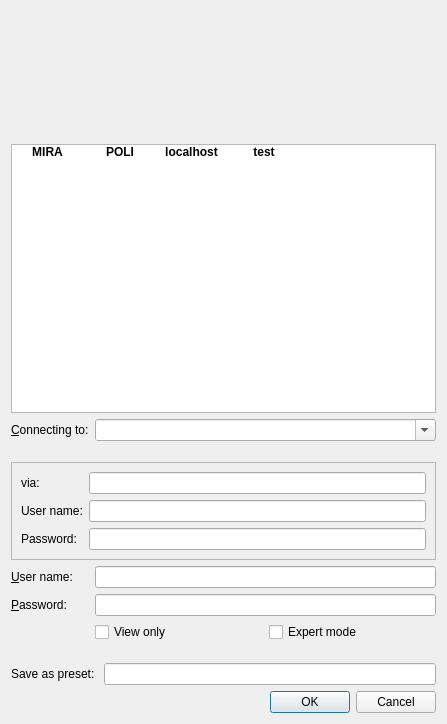
Qt form nicos/clients/gui/dialogs/auth.ui (mlz-ictrl/nicos) before a commit.
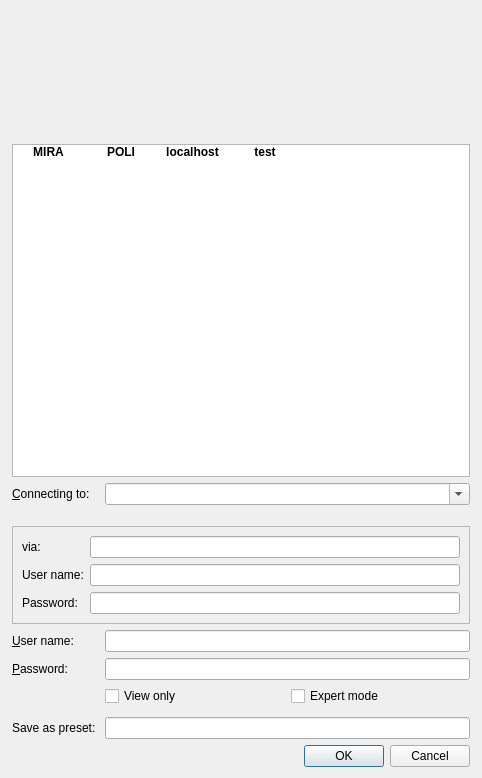
The same form after that commit. Icons and pictures are not drawn.

Commit message:
GUI: Refactor authentication dialog
The arrangement of the GUI element has been changed (more layouts less
widgets). This enables to reuse this dialog at the MGML without a
special UI file.

Diff of the .ui file:
```diff
--- a/nicos/clients/gui/dialogs/auth.ui
+++ b/nicos/clients/gui/dialogs/auth.ui
@@ -6,8 +6,8 @@
    <rect>
     <x>0</x>
     <y>0</y>
-    <width>447</width>
-    <height>724</height>
+    <width>482</width>
+    <height>778</height>
    </rect>
   </property>
   <property name="sizePolicy">
@@ -26,175 +26,160 @@
    <bool>true</bool>
   </property>
   <layout class="QGridLayout" name="gridLayout_3">
-   <item row="0" column="0">
-    <spacer name="verticalSpacer_4">
+   <item row="1" column="3">
+    <spacer name="horizontalSpacerRight">
      <property name="orientation">
-      <enum>Qt::Vertical</enum>
+      <enum>Qt::Horizontal</enum>
      </property>
      <property name="sizeType">
-      <enum>QSizePolicy::Fixed</enum>
+      <enum>QSizePolicy::Minimum</enum>
      </property>
      <property name="sizeHint" stdset="0">
       <size>
-       <width>20</width>
-       <height>10</height>
+       <width>1</width>
+       <height>1</height>
       </size>
      </property>
     </spacer>
-   </item>
-   <item row="4" column="1">
-    <widget class="QComboBox" name="presetOrAddr">
-     <property name="font">
-      <font>
-       <bold>true</bold>
-      </font>
-     </property>
-     <property name="editable">
-      <bool>true</bool>
-     </property>
-    </widget>
-   </item>
-   <item row="8" column="0">
-    <widget class="QLabel" name="label_2">
-     <property name="text">
-      <string>&amp;Password:</string>
-     </property>
-     <property name="buddy">
-      <cstring>password</cstring>
-     </property>
-    </widget>
-   </item>
-   <item row="4" column="0">
-    <widget class="QLabel" name="label_3">
-     <property name="text">
-      <string>&amp;Connecting to:</string>
-     </property>
-     <property name="buddy">
-      <cstring>presetOrAddr</cstring>
-     </property>
-    </widget>
-   </item>
-   <item row="5" column="0">
-    <spacer name="verticalSpacer">
-     <property name="orientation">
-      <enum>Qt::Vertical</enum>
-     </property>
-     <property name="sizeType">
-      <enum>QSizePolicy::Fixed</enum>
-     </property>
-     <property name="sizeHint" stdset="0">
-      <size>
-       <width>20</width>
-       <height>15</height>
-      </size>
-     </property>
-    </spacer>
-   </item>
-   <item row="6" column="0" colspan="2">
-    <widget class="QFrame" name="viaFrame">
-     <property name="enabled">
-      <bool>true</bool>
-     </property>
-     <property name="frameShape">
-      <enum>QFrame::StyledPanel</enum>
-     </property>
-     <property name="frameShadow">
-      <enum>QFrame::Plain</enum>
-     </property>
-     <property name="lineWidth">
-      <number>0</number>
-     </property>
-     <layout class="QGridLayout" name="gridLayout">
-      <item row="0" column="0">
-       <widget class="QLabel" name="via">
-        <property name="enabled">
-         <bool>true</bool>
-        </property>
-        <property name="text">
-         <string>via:</string>
-        </property>
-       </widget>
-      </item>
-      <item row="0" column="1">
-       <widget class="QLineEdit" name="remoteHost">
-        <property name="enabled">
-         <bool>true</bool>
-        </property>
-       </widget>
       </item>
       <item row="1" column="0">
-       <widget class="QLabel" name="remoteUser">
-        <property name="enabled">
-         <bool>true</bool>
-        </property>
-        <property name="text">
-         <string>User name:</string>
-        </property>
-       </widget>
-      </item>
-      <item row="1" column="1">
-       <widget class="QLineEdit" name="remoteUserName">
-        <property name="enabled">
+    <spacer name="horizontalSpacerLeft">
+     <property name="orientation">
+      <enum>Qt::Horizontal</enum>
+     </property>
+     <property name="sizeType">
+      <enum>QSizePolicy::Minimum</enum>
+     </property>
+     <property name="sizeHint" stdset="0">
+      <size>
+       <width>1</width>
+       <height>1</height>
+      </size>
+     </property>
+    </spacer>
+   </item>
+   <item row="1" column="1" rowspan="2" colspan="2">
+    <layout class="QVBoxLayout" name="verticalLayout">
+     <item>
+      <widget class="QWidget" name="widget" native="true">
+       <property name="minimumSize">
+        <size>
+         <width>0</width>
+         <height>0</height>
+        </size>
+       </property>
+       <layout class="QHBoxLayout" name="horizontalLayout" stretch="0,121,186,0">
+        <item>
+         <spacer name="horizontalSpacer_2">
+          <property name="orientation">
+           <enum>Qt::Horizontal</enum>
+          </property>
+          <property name="sizeHint" stdset="0">
+           <size>
+            <width>40</width>
+            <height>20</height>
+           </size>
+          </property>
+         </spacer>
+        </item>
+        <item>
+         <widget class="QLabel" name="logoLabel">
+          <property name="sizePolicy">
+           <sizepolicy hsizetype="MinimumExpanding" vsizetype="Ignored">
+            <horstretch>0</horstretch>
+            <verstretch>0</verstretch>
+           </sizepolicy>
+          </property>
+          <property name="minimumSize">
+           <size>
+            <width>144</width>
+            <height>84</height>
+           </size>
+          </property>
+          <property name="maximumSize">
+           <size>
+            <width>144</width>
+            <height>84</height>
+           </size>
+          </property>
+          <property name="text">
+           <string/>
+          </property>
+          <property name="pixmap">
+           <pixmap resource="../../../../resources/nicos-gui.qrc">:/mlz-logo-auth</pixmap>
+          </property>
+          <property name="scaledContents">
          <bool>true</bool>
         </property>
-       </widget>
-      </item>
-      <item row="2" column="0">
-       <widget class="QLabel" name="remotePass">
-        <property name="enabled">
-         <bool>true</bool>
-        </property>
+          <property name="alignment">
+           <set>Qt::AlignRight|Qt::AlignTrailing|Qt::AlignVCenter</set>
+          </property>
+         </widget>
+        </item>
+        <item>
+         <widget class="QLabel" name="nicosLabel">
+          <property name="sizePolicy">
+           <sizepolicy hsizetype="MinimumExpanding" vsizetype="Ignored">
+            <horstretch>0</horstretch>
+            <verstretch>0</verstretch>
+           </sizepolicy>
+          </property>
+          <property name="minimumSize">
+           <size>
+            <width>200</width>
+            <height>84</height>
+           </size>
+          </property>
+          <property name="maximumSize">
+           <size>
+            <width>200</width>
+            <height>84</height>
+           </size>
+          </property>
         <property name="text">
-         <string>Password:</string>
-        </property>
-       </widget>
-      </item>
-      <item row="2" column="1">
-       <widget class="QLineEdit" name="remotePassword">
-        <property name="enabled">
-         <bool>true</bool>
-        </property>
-        <property name="echoMode">
-         <enum>QLineEdit::Password</enum>
-        </property>
-       </widget>
+           <string/>
+          </property>
+          <property name="pixmap">
+           <pixmap resource="../../../../resources/nicos-gui.qrc">:/nicos-logo</pixmap>
+          </property>
+          <property name="scaledContents">
+           <bool>true</bool>
+          </property>
+         </widget>
+        </item>
+        <item>
+         <spacer name="horizontalSpacer">
+          <property name="orientation">
+           <enum>Qt::Horizontal</enum>
+          </property>
+          <property name="sizeHint" stdset="0">
+           <size>
+            <width>40</width>
+            <height>20</height>
+           </size>
+          </property>
+         </spacer>
       </item>
      </layout>
     </widget>
    </item>
-   <item row="8" column="1">
-    <widget class="QLineEdit" name="password">
-     <property name="inputMask">
-      <string/>
-     </property>
-     <property name="text">
-      <string/>
-     </property>
-     <property name="echoMode">
-      <enum>QLineEdit::Password</enum>
-     </property>
-    </widget>
-   </item>
-   <item row="7" column="1">
-    <widget class="QLineEdit" name="userName">
-     <property name="font">
-      <font>
-       <bold>true</bold>
-      </font>
-     </property>
-    </widget>
-   </item>
-   <item row="12" column="0" colspan="2">
-    <widget class="QDialogButtonBox" name="buttonBox">
+     <item>
+      <spacer name="verticalSpacer_3">
      <property name="orientation">
-      <enum>Qt::Horizontal</enum>
-     </property>
-     <property name="standardButtons">
-      <set>QDialogButtonBox::Cancel|QDialogButtonBox::Ok</set>
-     </property>
-    </widget>
-   </item>
-   <item row="3" column="0" colspan="2">
+        <enum>Qt::Vertical</enum>
+       </property>
+       <property name="sizeType">
+        <enum>QSizePolicy::Fixed</enum>
+       </property>
+       <property name="sizeHint" stdset="0">
+        <size>
+         <width>20</width>
+         <height>15</height>
+        </size>
+       </property>
+      </spacer>
+     </item>
+     <item>
     <widget class="QListWidget" name="quickList">
      <property name="sizePolicy">
       <sizepolicy hsizetype="Expanding" vsizetype="MinimumExpanding">
@@ -275,8 +260,70 @@
      </item>
     </widget>
    </item>
-   <item row="7" column="0">
+     <item>
+      <layout class="QGridLayout" name="gridLayout_2" columnstretch="0,10,10">
+       <property name="sizeConstraint">
+        <enum>QLayout::SetDefaultConstraint</enum>
+       </property>
+       <item row="4" column="1" colspan="2">
+        <widget class="QLineEdit" name="password">
+         <property name="sizePolicy">
+          <sizepolicy hsizetype="Expanding" vsizetype="Fixed">
+           <horstretch>0</horstretch>
+           <verstretch>0</verstretch>
+          </sizepolicy>
+         </property>
+         <property name="inputMask">
+          <string/>
+         </property>
+         <property name="text">
+          <string/>
+         </property>
+         <property name="echoMode">
+          <enum>QLineEdit::Password</enum>
+         </property>
+        </widget>
+       </item>
+       <item row="6" column="1">
+        <spacer name="verticalSpacer_5">
+         <property name="orientation">
+          <enum>Qt::Vertical</enum>
+         </property>
+         <property name="sizeType">
+          <enum>QSizePolicy::Fixed</enum>
+         </property>
+         <property name="sizeHint" stdset="0">
+          <size>
+           <width>20</width>
+           <height>5</height>
+          </size>
+         </property>
+        </spacer>
+       </item>
+       <item row="0" column="0">
+        <widget class="QLabel" name="label_3">
+         <property name="sizePolicy">
+          <sizepolicy hsizetype="Minimum" vsizetype="Preferred">
+           <horstretch>0</horstretch>
+           <verstretch>0</verstretch>
+          </sizepolicy>
+         </property>
+         <property name="text">
+          <string>&amp;Connecting to:</string>
+         </property>
+         <property name="buddy">
+          <cstring>presetOrAddr</cstring>
+         </property>
+        </widget>
+       </item>
+       <item row="3" column="0">
     <widget class="QLabel" name="label">
+         <property name="sizePolicy">
+          <sizepolicy hsizetype="Minimum" vsizetype="Preferred">
+           <horstretch>0</horstretch>
+           <verstretch>0</verstretch>
+          </sizepolicy>
+         </property>
      <property name="text">
       <string>&amp;User name:</string>
      </property>
@@ -285,48 +332,174 @@
      </property>
     </widget>
    </item>
-   <item row="10" column="0">
-    <spacer name="verticalSpacer_2">
-     <property name="orientation">
-      <enum>Qt::Vertical</enum>
-     </property>
-     <property name="sizeType">
-      <enum>QSizePolicy::Maximum</enum>
-     </property>
-     <property name="sizeHint" stdset="0">
-      <size>
-       <width>20</width>
-       <height>15</height>
-      </size>
-     </property>
-    </spacer>
-   </item>
-   <item row="2" column="0">
-    <spacer name="verticalSpacer_3">
-     <property name="orientation">
-      <enum>Qt::Vertical</enum>
-     </property>
-     <property name="sizeType">
-      <enum>QSizePolicy::Fixed</enum>
-     </property>
-     <property name="sizeHint" stdset="0">
-      <size>
-       <width>20</width>
-       <height>15</height>
-      </size>
-     </property>
-    </spacer>
-   </item>
-   <item row="9" column="1">
-    <layout class="QHBoxLayout" name="horizontalLayout">
-     <item>
+       <item row="5" column="1">
       <widget class="QCheckBox" name="viewonly">
        <property name="text">
         <string>View only</string>
        </property>
       </widget>
      </item>
-     <item>
+       <item row="3" column="1" colspan="2">
+        <widget class="QLineEdit" name="userName">
+         <property name="sizePolicy">
+          <sizepolicy hsizetype="Expanding" vsizetype="Fixed">
+           <horstretch>0</horstretch>
+           <verstretch>0</verstretch>
+          </sizepolicy>
+         </property>
+         <property name="font">
+          <font>
+           <bold>true</bold>
+          </font>
+         </property>
+        </widget>
+       </item>
+       <item row="7" column="1" colspan="2">
+        <widget class="QLineEdit" name="newPresetName">
+         <property name="sizePolicy">
+          <sizepolicy hsizetype="Expanding" vsizetype="Fixed">
+           <horstretch>0</horstretch>
+           <verstretch>0</verstretch>
+          </sizepolicy>
+         </property>
+        </widget>
+       </item>
+       <item row="7" column="0">
+        <widget class="QLabel" name="presetLabel">
+         <property name="sizePolicy">
+          <sizepolicy hsizetype="Minimum" vsizetype="Preferred">
+           <horstretch>0</horstretch>
+           <verstretch>0</verstretch>
+          </sizepolicy>
+         </property>
+         <property name="text">
+          <string>Save as preset: </string>
+         </property>
+        </widget>
+       </item>
+       <item row="1" column="1">
+        <spacer name="verticalSpacer">
+         <property name="orientation">
+          <enum>Qt::Vertical</enum>
+         </property>
+         <property name="sizeType">
+          <enum>QSizePolicy::Fixed</enum>
+         </property>
+         <property name="sizeHint" stdset="0">
+          <size>
+           <width>20</width>
+           <height>15</height>
+          </size>
+         </property>
+        </spacer>
+       </item>
+       <item row="0" column="1" colspan="2">
+        <widget class="QComboBox" name="presetOrAddr">
+         <property name="sizePolicy">
+          <sizepolicy hsizetype="Expanding" vsizetype="Fixed">
+           <horstretch>0</horstretch>
+           <verstretch>0</verstretch>
+          </sizepolicy>
+         </property>
+         <property name="font">
+          <font>
+           <bold>true</bold>
+          </font>
+         </property>
+         <property name="editable">
+          <bool>true</bool>
+         </property>
+        </widget>
+       </item>
+       <item row="4" column="0">
+        <widget class="QLabel" name="label_2">
+         <property name="sizePolicy">
+          <sizepolicy hsizetype="Minimum" vsizetype="Preferred">
+           <horstretch>0</horstretch>
+           <verstretch>0</verstretch>
+          </sizepolicy>
+         </property>
+         <property name="text">
+          <string>&amp;Password:</string>
+         </property>
+         <property name="buddy">
+          <cstring>password</cstring>
+         </property>
+        </widget>
+       </item>
+       <item row="2" column="0" colspan="3">
+        <widget class="QFrame" name="viaFrame">
+         <property name="enabled">
+          <bool>true</bool>
+         </property>
+         <property name="frameShape">
+          <enum>QFrame::StyledPanel</enum>
+         </property>
+         <property name="frameShadow">
+          <enum>QFrame::Plain</enum>
+         </property>
+         <property name="lineWidth">
+          <number>0</number>
+         </property>
+         <layout class="QGridLayout" name="gridLayout">
+          <item row="0" column="0">
+           <widget class="QLabel" name="via">
+            <property name="enabled">
+             <bool>true</bool>
+            </property>
+            <property name="text">
+             <string>via:</string>
+            </property>
+           </widget>
+          </item>
+          <item row="0" column="1">
+           <widget class="QLineEdit" name="remoteHost">
+            <property name="enabled">
+             <bool>true</bool>
+            </property>
+           </widget>
+          </item>
+          <item row="1" column="0">
+           <widget class="QLabel" name="remoteUser">
+            <property name="enabled">
+             <bool>true</bool>
+            </property>
+            <property name="text">
+             <string>User name:</string>
+            </property>
+           </widget>
+          </item>
+          <item row="1" column="1">
+           <widget class="QLineEdit" name="remoteUserName">
+            <property name="enabled">
+             <bool>true</bool>
+            </property>
+           </widget>
+          </item>
+          <item row="2" column="0">
+           <widget class="QLabel" name="remotePass">
+            <property name="enabled">
+             <bool>true</bool>
+            </property>
+            <property name="text">
+             <string>Password:</string>
+            </property>
+           </widget>
+          </item>
+          <item row="2" column="1">
+           <widget class="QLineEdit" name="remotePassword">
+            <property name="enabled">
+             <bool>true</bool>
+            </property>
+            <property name="echoMode">
+             <enum>QLineEdit::Password</enum>
+            </property>
+           </widget>
+          </item>
+         </layout>
+        </widget>
+       </item>
+       <item row="5" column="2">
       <widget class="QCheckBox" name="expertmode">
        <property name="text">
         <string>Expert mode</string>
@@ -335,141 +508,48 @@
      </item>
     </layout>
    </item>
-   <item row="11" column="0" colspan="2">
-    <widget class="QFrame" name="presetFrame">
-     <property name="frameShape">
-      <enum>QFrame::NoFrame</enum>
-     </property>
-     <property name="frameShadow">
-      <enum>QFrame::Plain</enum>
-     </property>
-     <layout class="QGridLayout" name="gridLayout_2">
-      <property name="leftMargin">
-       <number>0</number>
-      </property>
-      <property name="topMargin">
-       <number>0</number>
-      </property>
-      <property name="rightMargin">
-       <number>0</number>
-      </property>
-      <property name="bottomMargin">
-       <number>0</number>
-      </property>
-      <item row="2" column="1">
-       <widget class="QLineEdit" name="newPresetName"/>
-      </item>
-      <item row="2" column="0">
-       <widget class="QLabel" name="label_5">
-        <property name="text">
-         <string>Save as preset: </string>
-        </property>
-       </widget>
-      </item>
-     </layout>
-    </widget>
+    </layout>
    </item>
-   <item row="1" column="0" colspan="2">
-    <widget class="QWidget" name="widget" native="true">
-     <property name="minimumSize">
+   <item row="0" column="1">
+    <spacer name="verticalSpacerTop">
+     <property name="orientation">
+      <enum>Qt::Vertical</enum>
+     </property>
+     <property name="sizeType">
+      <enum>QSizePolicy::Minimum</enum>
+     </property>
+     <property name="sizeHint" stdset="0">
       <size>
-       <width>0</width>
+       <width>20</width>
+       <height>10</height>
+      </size>
+     </property>
+    </spacer>
+   </item>
+   <item row="6" column="1">
+    <spacer name="verticalSpacerBottom">
+     <property name="orientation">
+      <enum>Qt::Vertical</enum>
+     </property>
+     <property name="sizeType">
+      <enum>QSizePolicy::Minimum</enum>
+     </property>
+     <property name="sizeHint" stdset="0">
+      <size>
+       <width>1</width>
        <height>0</height>
       </size>
      </property>
-     <layout class="QHBoxLayout" name="horizontalLayout" stretch="0,121,186,0">
-      <item>
-       <spacer name="horizontalSpacer_2">
-        <property name="orientation">
-         <enum>Qt::Horizontal</enum>
-        </property>
-        <property name="sizeHint" stdset="0">
-         <size>
-          <width>40</width>
-          <height>20</height>
-         </size>
-        </property>
-       </spacer>
-      </item>
-      <item>
-       <widget class="QLabel" name="logoLabel">
-        <property name="sizePolicy">
-         <sizepolicy hsizetype="MinimumExpanding" vsizetype="Ignored">
-          <horstretch>0</horstretch>
-          <verstretch>0</verstretch>
-         </sizepolicy>
-        </property>
-        <property name="minimumSize">
-         <size>
-          <width>144</width>
-          <height>84</height>
-         </size>
-        </property>
-        <property name="maximumSize">
-         <size>
-          <width>144</width>
-          <height>84</height>
-         </size>
-        </property>
-        <property name="text">
-         <string/>
-        </property>
-        <property name="pixmap">
-         <pixmap resource="../../../../resources/nicos-gui.qrc">:/mlz-logo-auth</pixmap>
-        </property>
-        <property name="scaledContents">
-         <bool>true</bool>
-        </property>
-        <property name="alignment">
-         <set>Qt::AlignRight|Qt::AlignTrailing|Qt::AlignVCenter</set>
-        </property>
-       </widget>
-      </item>
-      <item>
-       <widget class="QLabel" name="nicosLabel">
-        <property name="sizePolicy">
-         <sizepolicy hsizetype="MinimumExpanding" vsizetype="Ignored">
-          <horstretch>0</horstretch>
-          <verstretch>0</verstretch>
-         </sizepolicy>
-        </property>
-        <property name="minimumSize">
-         <size>
-          <width>200</width>
-          <height>84</height>
-         </size>
-        </property>
-        <property name="maximumSize">
-         <size>
-          <width>200</width>
-          <height>84</height>
-         </size>
-        </property>
-        <property name="text">
-         <string/>
-        </property>
-        <property name="pixmap">
-         <pixmap resource="../../../../resources/nicos-gui.qrc">:/nicos-logo</pixmap>
-        </property>
-        <property name="scaledContents">
-         <bool>true</bool>
-        </property>
-       </widget>
-      </item>
-      <item>
-       <spacer name="horizontalSpacer">
+    </spacer>
+   </item>
+   <item row="5" column="1" colspan="2">
+    <widget class="QDialogButtonBox" name="buttonBox">
         <property name="orientation">
          <enum>Qt::Horizontal</enum>
         </property>
-        <property name="sizeHint" stdset="0">
-         <size>
-          <width>40</width>
-          <height>20</height>
-         </size>
-        </property>
-       </spacer>
-      </item>
-     </layout>
+     <property name="standardButtons">
+      <set>QDialogButtonBox::Cancel|QDialogButtonBox::Ok</set>
+     </property>
     </widget>
    </item>
   </layout>
```
Lines whose indentation alone changed are shown as unchanged. The commit also changes 1 other file.
